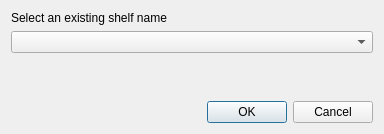
This is shelves/ui/actions.ui in nrth3rnlb/picard-plugin-shelves as Qt 5 draws it before an edit. The edited form follows.
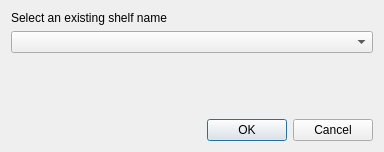
This is the edited form.

Commit message: fix(ui): resolve formatting issues in `Set shelf name` dialog XML file

Patch:
```diff
--- a/shelves/ui/actions.ui
+++ b/shelves/ui/actions.ui
@@ -7,7 +7,7 @@
                 <x>0</x>
                 <y>0</y>
                 <width>384</width>
-                <height>134</height>
+    <height>152</height>
             </rect>
         </property>
         <property name="windowTitle">
```
Left out of the diff: 28 changed lines with no effect on the pictures. Lines whose indentation alone changed are shown as unchanged.
